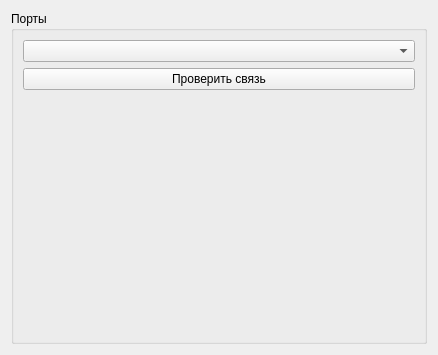
Old version of the form ElektrosilaV2/communications.ui in the repository XRay3D/MAN2_GUI.
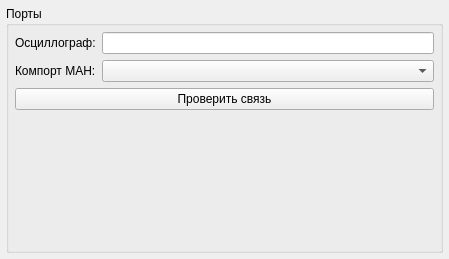
New version of the form.

Diff of the .ui file:
```diff
--- a/ElektrosilaV2/communications.ui
+++ b/ElektrosilaV2/communications.ui
@@ -6,31 +6,76 @@
    <rect>
     <x>0</x>
     <y>0</y>
-    <width>438</width>
-    <height>355</height>
+    <width>449</width>
+    <height>259</height>
    </rect>
   </property>
   <property name="windowTitle">
    <string>Form</string>
   </property>
   <layout class="QHBoxLayout" name="horizontalLayout">
+   <property name="leftMargin">
+    <number>6</number>
+   </property>
+   <property name="topMargin">
+    <number>6</number>
+   </property>
+   <property name="rightMargin">
+    <number>6</number>
+   </property>
+   <property name="bottomMargin">
+    <number>6</number>
+   </property>
    <item>
     <widget class="QGroupBox" name="groupBox">
      <property name="title">
       <string>Порты</string>
      </property>
-     <layout class="QVBoxLayout" name="verticalLayout">
-      <item>
+     <layout class="QGridLayout" name="gridLayout">
+      <property name="leftMargin">
+       <number>6</number>
+      </property>
+      <property name="topMargin">
+       <number>6</number>
+      </property>
+      <property name="rightMargin">
+       <number>6</number>
+      </property>
+      <property name="bottomMargin">
+       <number>6</number>
+      </property>
+      <item row="1" column="1">
        <widget class="QComboBox" name="cbManPort"/>
       </item>
-      <item>
-       <widget class="QPushButton" name="pbManCheckConnection">
+      <item row="0" column="1">
+       <widget class="QLineEdit" name="leOscIdn">
+        <property name="readOnly">
+         <bool>true</bool>
+        </property>
+       </widget>
+      </item>
+      <item row="0" column="0">
+       <widget class="QLabel" name="label">
+        <property name="text">
+         <string>Осциллограф:</string>
+        </property>
+       </widget>
+      </item>
+      <item row="1" column="0">
+       <widget class="QLabel" name="label_2">
+        <property name="text">
+         <string>Компорт МАН:</string>
+        </property>
+       </widget>
+      </item>
+      <item row="2" column="0" colspan="2">
+       <widget class="QPushButton" name="pbCheckConnection">
         <property name="text">
          <string>Проверить связь</string>
         </property>
        </widget>
       </item>
-      <item>
+      <item row="3" column="0" colspan="2">
        <spacer name="verticalSpacer_2">
         <property name="orientation">
          <enum>Qt::Vertical</enum>
```
